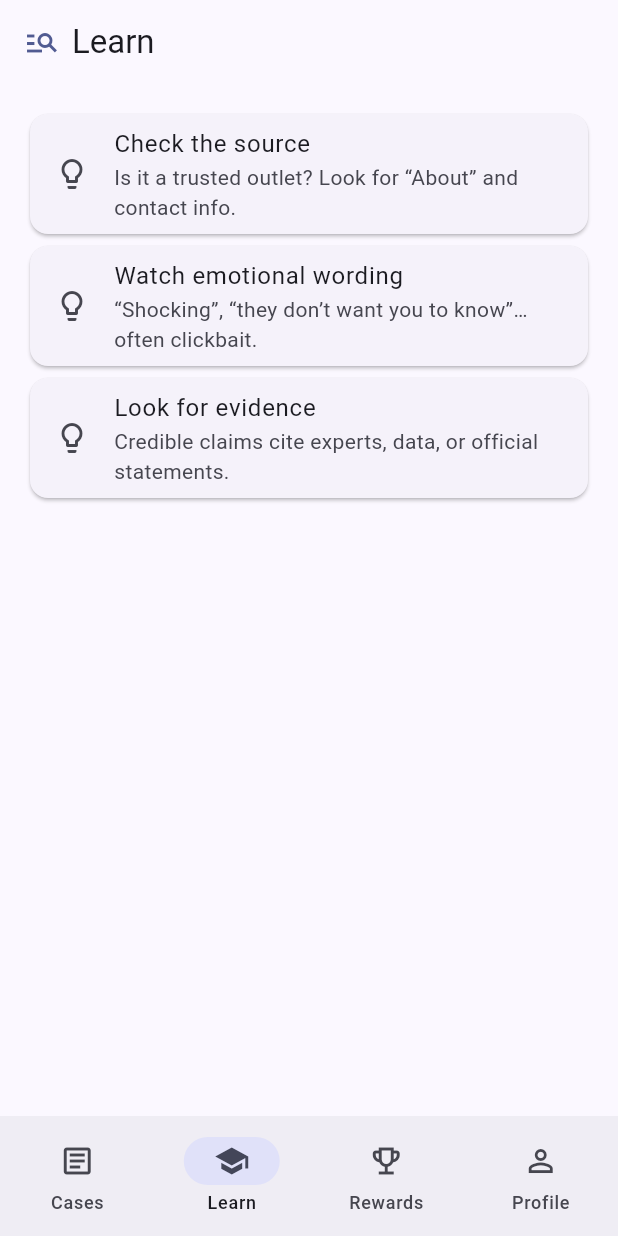
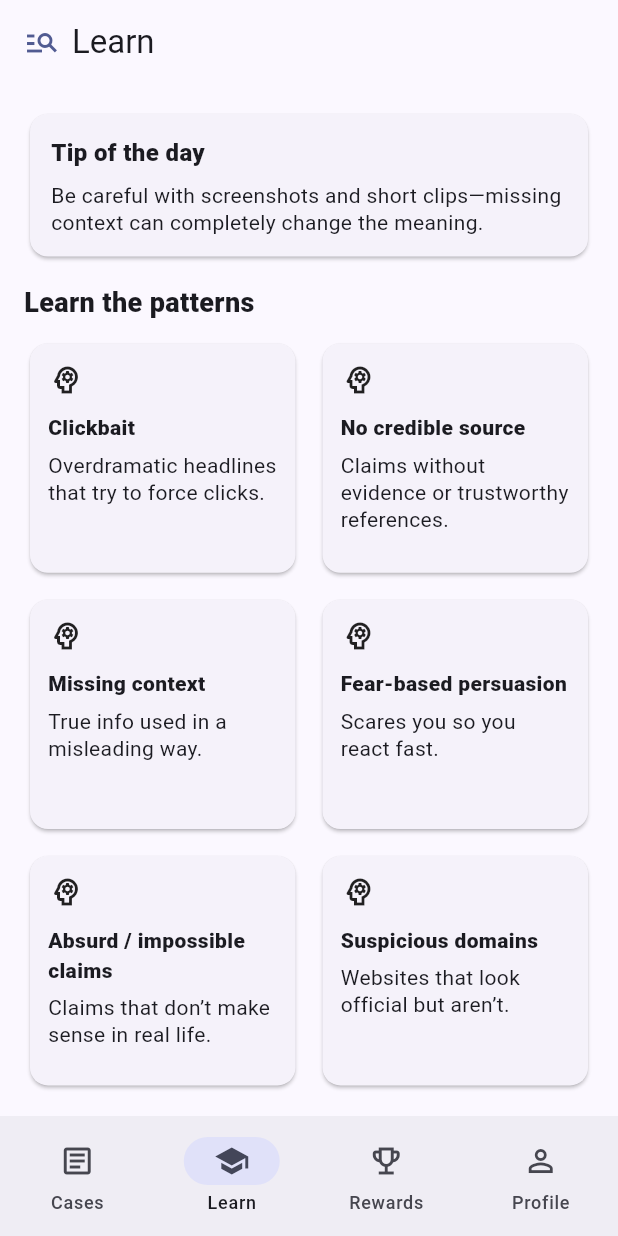
Before and after one commit to koceskigj/fake-news-detective, a Flutter app: the screen it shows after launch, item 2 of the bottom bar chosen, on a phone screen of 412 x 824 dp. Run offline on Flutter 3.47's test engine with Material 3 defaults, Android fonts, the phone set to English and light mode, and no system bars.

Commit message:
feature: added tip of the day and learning card articles, and past mistakes in the learn screen

```diff
--- /dev/null
+++ b/lib/data/learn_patterns.dart
@@ -0,0 +1,82 @@
+import '../models/learn_pattern.dart';
+
+final List<LearnPattern> learnPatterns = [
+  LearnPattern(
+    id: 'pattern_clickbait',
+    title: 'Clickbait',
+    shortDescription: 'Overdramatic headlines that try to force clicks.',
+    explanation:
+    'Clickbait uses emotional words and exaggeration to make you click. It often hides the real information or twists it.',
+    checklist: [
+      'Does it say “You won’t believe…” or “Shocking”?',
+      'Is it missing details (who, where, when)?',
+      'Does it promise instant results?',
+      'Does it push you to share quickly?',
+    ],
+  ),
+  LearnPattern(
+    id: 'pattern_missing_source',
+    title: 'No credible source',
+    shortDescription: 'Claims without evidence or trustworthy references.',
+    explanation:
+    'A trustworthy post usually shows where the info came from. “A study says…” is not enough without details.',
+    checklist: [
+      'Is there a real author or organization?',
+      'Are there links to official documents or data?',
+      'Is it “someone said” with no names?',
+      'Can you confirm it elsewhere?',
+    ],
+  ),
+  LearnPattern(
+    id: 'pattern_context',
+    title: 'Missing context',
+    shortDescription: 'True info used in a misleading way.',
+    explanation:
+    'Sometimes the words or image are real, but the post removes context (time, place, full quote) to change the meaning.',
+    checklist: [
+      'Is the clip very short?',
+      'Could this be old content reposted?',
+      'Is the quote incomplete?',
+      'Does the post avoid giving background details?',
+    ],
+  ),
+  LearnPattern(
+    id: 'pattern_fear',
+    title: 'Fear-based persuasion',
+    shortDescription: 'Scares you so you react fast.',
+    explanation:
+    'Fear makes people share without checking. Scams often say your phone, account, or health is in danger to push you into action.',
+    checklist: [
+      'Does it use urgent language (“NOW!”, “WARNING!”)?',
+      'Does it threaten consequences if you don’t act?',
+      'Does it push a download or link?',
+      'Does it avoid evidence?',
+    ],
+  ),
+  LearnPattern(
+    id: 'pattern_absurd',
+    title: 'Absurd / impossible claims',
+    shortDescription: 'Claims that don’t make sense in real life.',
+    explanation:
+    'If something sounds magical or impossible, it usually is. These posts rely on surprise, not proof.',
+    checklist: [
+      'Is it too good to be true?',
+      'Does it break basic logic/science?',
+      'Is there no clear source?',
+      'Would multiple trusted outlets report this if it were true?',
+    ],
+  ),
+  LearnPattern(
+    id: 'pattern_domain',
+    title: 'Suspicious domains',
+    shortDescription: 'Websites that look official but aren’t.',
+    explanation:
+    'Fake sites often imitate real ones or use strange domains. Learning to notice small differences can protect you.',
+    checklist: [
+      'Is the domain weird (extra dashes, misspellings)?',
+      'Does it mimic a famous site name?',
+      'Is it full of ads/popups?',
+      'Is the site missing contact/about info?',
+    ],
+  ),
+];
--- /dev/null
+++ b/lib/data/learn_tips.dart
@@ -0,0 +1,10 @@
+final List<String> learnTips = [
+  'If a headline makes you angry or shocked, pause. Strong emotions are often used to spread misinformation.',
+  'Check the source: does the site have an About page, contact info, and a real author?',
+  'Look for evidence: credible claims usually include data, documents, or named experts.',
+  'Be careful with screenshots and short clips—missing context can completely change the meaning.',
+  'If a post says “share now” or “they don’t want you to know”, treat it as a red flag.',
+  'Check dates: old news reposted today can mislead people.',
+  'Compare with another trusted source. If it’s real, multiple outlets usually report it.',
+  'Watch for “miracle cures” and “instant results”. These are common scam patterns.',
+];
--- /dev/null
+++ b/lib/models/answer_record.dart
@@ -0,0 +1,15 @@
+enum AnswerChoice { real, fake }
+
+class AnswerRecord {
+  final String caseId;
+  final DateTime answeredAt;
+  final AnswerChoice userChoice;
+  final bool wasCorrect;
+
+  const AnswerRecord({
+    required this.caseId,
+    required this.answeredAt,
+    required this.userChoice,
+    required this.wasCorrect,
+  });
+}
--- a/lib/models/user_progress.dart
+++ b/lib/models/user_progress.dart
@@ -1,32 +1,24 @@
+import 'answer_record.dart';
+
 class UserProgress {
-  /// Local-only unique id
   final String userId;
 
   int xp;
   int level;
 
-  /// Daily streak (opens on consecutive days)
   int dailyStreak;
-
-  /// Last date the app was opened (used for streak logic later)
   DateTime? lastOpenDate;
 
-  /// Total counters
   int casesSolvedTotal;
   int correctAnswersTotal;
-
-  /// For “perfect streak in a session” you can compute on the fly,
-  /// but we keep a best record if you want.
   int bestPerfectStreak;
 
-  /// Which cases the user has already solved
   final Set<String> solvedCaseIds;
+  final Set<String> unlockedAchievementIds;
+  final Map<String, DateTime> achievementUnlockedAt;
 
-  /// Which achievements are unlocked
-  final Set<String> unlockedAchievementIds;
-
-  /// When each achievement was unlocked
-  final Map<String, DateTime> achievementUnlockedAt;
+  /// ✅ Bounded history: last N answers (newest appended last)
+  final List<AnswerRecord> recentAnswers;
 
   UserProgress({
     required this.userId,
@@ -40,15 +32,13 @@ class UserProgress {
     Set<String>? solvedCaseIds,
     Set<String>? unlockedAchievementIds,
     Map<String, DateTime>? achievementUnlockedAt,
+    List<AnswerRecord>? recentAnswers,
   })  : solvedCaseIds = solvedCaseIds ?? <String>{},
         unlockedAchievementIds = unlockedAchievementIds ?? <String>{},
-        achievementUnlockedAt = achievementUnlockedAt ?? <String, DateTime>{};
+        achievementUnlockedAt = achievementUnlockedAt ?? <String, DateTime>{},
+        recentAnswers = recentAnswers ?? <AnswerRecord>[];
 
-  /// Basic level formula (simple and readable)
-  /// You can change this later without breaking UI.
   int computeLevelFromXp() {
-    // Level 1: 0-99, Level 2: 100-219, Level 3: 220-359 ...
-    // Slightly increasing requirement per level.
     int lvl = 1;
     int needed = 100;
     int remaining = xp;
--- a/lib/screens/cases_screen.dart
+++ b/lib/screens/cases_screen.dart
@@ -1,5 +1,5 @@
 import 'dart:math';
-
+import '../models/answer_record.dart';
 import 'package:flutter/material.dart';
 import '../data/sample_cases.dart';
 import '../models/case_item.dart';
@@ -102,11 +102,15 @@ class _CasesScreenState extends State<CasesScreen> {
     final appState = AppStateScope.of(context);
 
     // ✅ Get celebration events from AppState
+    final choiceEnum = (choice == UserChoice.fake) ? AnswerChoice.fake : AnswerChoice.real;
+
     final events = appState.recordCaseSolved(
       caseId: item.id,
+      userChoice: choiceEnum,
       isCorrect: correct,
       difficulty: item.difficulty,
     );
+
 
     setState(() {
       _choice = choice;
--- a/lib/screens/learn_screen.dart
+++ b/lib/screens/learn_screen.dart
@@ -1,48 +1,124 @@
 import 'package:flutter/material.dart';
+import '../data/learn_patterns.dart';
+import '../data/learn_tips.dart';
 import '../widgets/branded_app_bar.dart';
+import 'case_library_screen.dart';
+import 'pattern_details_screen.dart';
 
 class LearnScreen extends StatelessWidget {
   const LearnScreen({super.key});
 
+  String tipOfTheDay() {
+    final now = DateTime.now();
+    // Simple deterministic daily index:
+    final key = now.year * 10000 + now.month * 100 + now.day;
+    return learnTips[key % learnTips.length];
+  }
+
   @override
   Widget build(BuildContext context) {
+    final tip = tipOfTheDay();
+
     return Scaffold(
       appBar: const BrandedAppBar(title: 'Learn'),
       body: ListView(
         padding: const EdgeInsets.all(16),
-        children: const [
-          _TipCard(
-            title: 'Check the source',
-            subtitle: 'Is it a trusted outlet? Look for “About” and contact info.',
+        children: [
+          // Tip of the day
+          Card(
+            child: Padding(
+              padding: const EdgeInsets.all(14),
+              child: Column(
+                crossAxisAlignment: CrossAxisAlignment.start,
+                children: [
+                  const Text(
+                    'Tip of the day',
+                    style: TextStyle(fontSize: 16, fontWeight: FontWeight.w900),
+                  ),
+                  const SizedBox(height: 8),
+                  Text(tip, style: const TextStyle(height: 1.3)),
+                ],
+              ),
+            ),
           ),
-          _TipCard(
-            title: 'Watch emotional wording',
-            subtitle: '“Shocking”, “they don’t want you to know”… often clickbait.',
+
+          const SizedBox(height: 14),
+
+          // Learn patterns
+          const Text(
+            'Learn the patterns',
+            style: TextStyle(fontSize: 18, fontWeight: FontWeight.w900),
           ),
-          _TipCard(
-            title: 'Look for evidence',
-            subtitle: 'Credible claims cite experts, data, or official statements.',
+          const SizedBox(height: 10),
+
+          GridView.builder(
+            itemCount: learnPatterns.length,
+            shrinkWrap: true,
+            physics: const NeverScrollableScrollPhysics(),
+            gridDelegate: const SliverGridDelegateWithFixedCrossAxisCount(
+              crossAxisCount: 2,
+              mainAxisSpacing: 10,
+              crossAxisSpacing: 10,
+              childAspectRatio: 1.15,
+            ),
+            itemBuilder: (context, i) {
+              final p = learnPatterns[i];
+              return InkWell(
+                borderRadius: BorderRadius.circular(12),
+                onTap: () {
+                  Navigator.push(
+                    context,
+                    MaterialPageRoute(
+                      builder: (_) => PatternDetailScreen(pattern: p),
+                    ),
+                  );
+                },
+                child: Card(
+                  child: Padding(
+                    padding: const EdgeInsets.all(12),
+                    child: Column(
+                      crossAxisAlignment: CrossAxisAlignment.start,
+                      children: [
+                        const Icon(Icons.psychology_outlined),
+                        const SizedBox(height: 10),
+                        Text(
+                          p.title,
+                          style: const TextStyle(fontWeight: FontWeight.w900),
+                        ),
+                        const SizedBox(height: 6),
+                        Text(
+                          p.shortDescription,
+                          maxLines: 3,
+                          overflow: TextOverflow.ellipsis,
+                          style: const TextStyle(height: 1.25),
+                        ),
+                      ],
+                    ),
+                  ),
+                ),
+              );
+            },
+          ),
+
+          const SizedBox(height: 14),
+
+          // Case library entry
+          Card(
+            child: ListTile(
+              leading: const Icon(Icons.folder_open_outlined),
+              title: const Text('Case Library'),
+              subtitle: const Text('Review solved cases and explanations'),
+              trailing: const Icon(Icons.chevron_right),
+              onTap: () {
+                Navigator.push(
+                  context,
+                  MaterialPageRoute(builder: (_) => const CaseLibraryScreen()),
+                );
+              },
+            ),
           ),
         ],
       ),
     );
   }
 }
-
-class _TipCard extends StatelessWidget {
-  final String title;
-  final String subtitle;
-
-  const _TipCard({required this.title, required this.subtitle});
-
-  @override
-  Widget build(BuildContext context) {
-    return Card(
-      child: ListTile(
-        leading: const Icon(Icons.lightbulb_outline),
-        title: Text(title),
-        subtitle: Text(subtitle),
-      ),
-    );
-  }
-}
```
Also changed, not shown: lib/models/learn_pattern.dart (added, +15 -0 lines), lib/screens/case_library_screen.dart (added, +122 -0 lines), lib/screens/case_review_screen.dart (added, +75 -0 lines), lib/screens/pattern_details_screen.dart (added, +41 -0 lines), lib/state/app_state.dart (+21 -18 lines).
